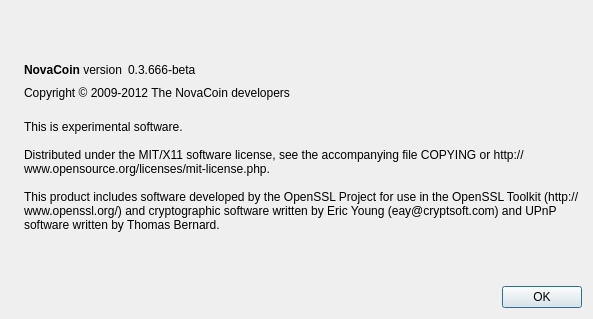
This is src/qt/forms/aboutdialog.ui in HashCoin/ElectricCoin as Qt 5 draws it before an edit. The edited form follows.
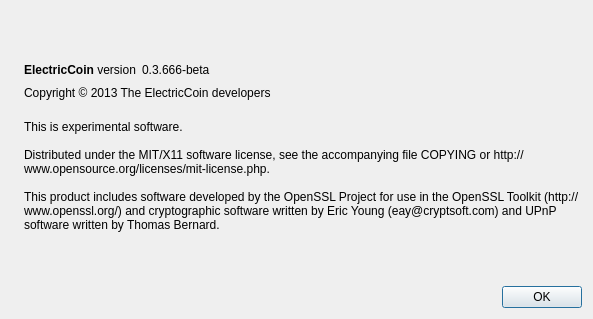
This is the edited form. Icons and pictures are not drawn.

Diff of the .ui file:
```diff
--- a/src/qt/forms/aboutdialog.ui
+++ b/src/qt/forms/aboutdialog.ui
@@ -50,7 +50,7 @@
           <cursorShape>IBeamCursor</cursorShape>
          </property>
          <property name="text">
-          <string>&lt;b&gt;NovaCoin&lt;/b&gt; version</string>
+          <string>&lt;b&gt;ElectricCoin&lt;/b&gt; version</string>
          </property>
          <property name="textInteractionFlags">
           <set>Qt::LinksAccessibleByMouse|Qt::TextSelectableByKeyboard|Qt::TextSelectableByMouse</set>
@@ -91,7 +91,7 @@
         <cursorShape>IBeamCursor</cursorShape>
        </property>
        <property name="text">
-        <string>Copyright © 2009-2012 The NovaCoin developers</string>
+        <string>Copyright © 2013 The ElectricCoin developers</string>
        </property>
        <property name="textInteractionFlags">
         <set>Qt::LinksAccessibleByMouse|Qt::TextSelectableByKeyboard|Qt::TextSelectableByMouse</set>
```
Left out of the diff: 2 changed lines with no effect on the pictures.
